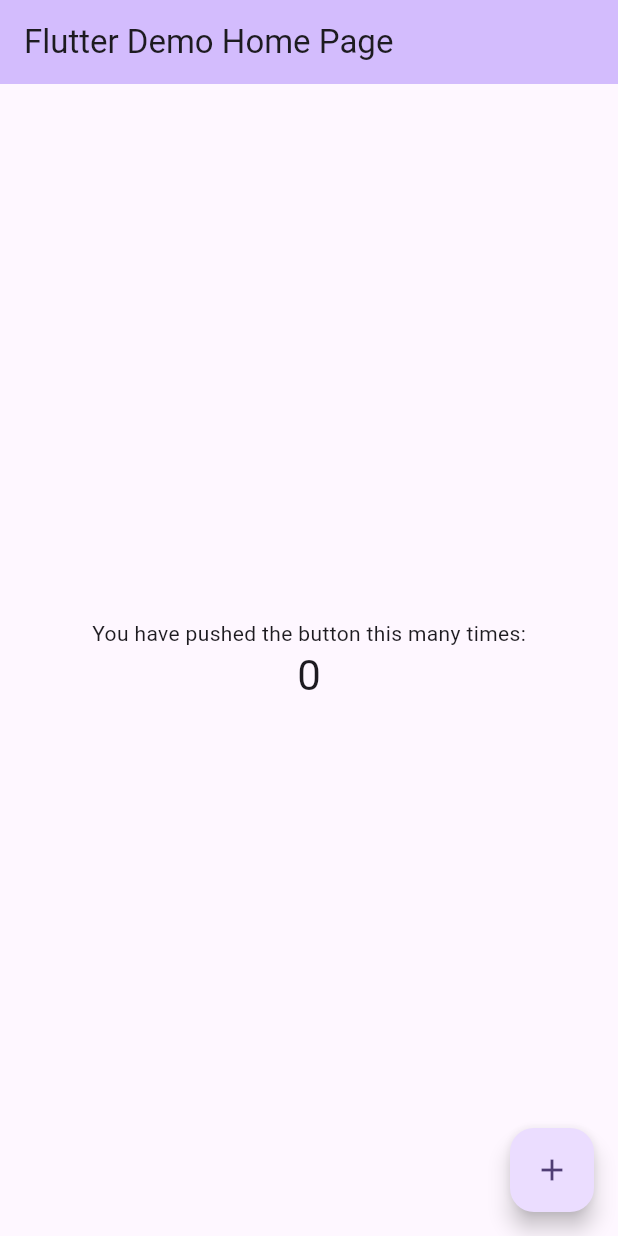
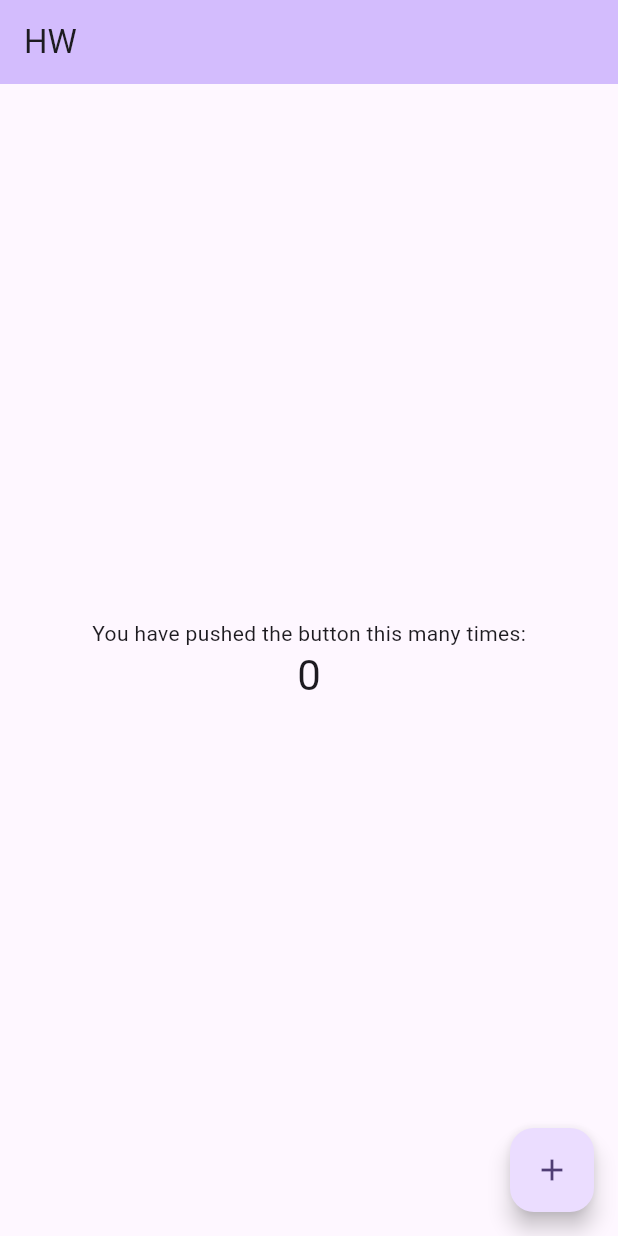
Before and after one commit to Rudy-Bug/AreaShoppingPlace, a Flutter app: the screen it shows after launch, on a phone screen of 412 x 824 dp. Run offline on Flutter 3.47's test engine with Material 2 defaults, Android fonts, the phone set to English and light mode, and no system bars.

```diff
--- a/shopping/lib/main.dart
+++ b/shopping/lib/main.dart
@@ -31,7 +31,7 @@ class MyApp extends StatelessWidget {
         colorScheme: ColorScheme.fromSeed(seedColor: Colors.deepPurple),
         useMaterial3: true,
       ),
-      home: const MyHomePage(title: 'Flutter Demo Home Page'),
+      home: const MyHomePage(title: 'HW'),
     );
   }
 }
```
Also changed, not shown: 1 other file.
